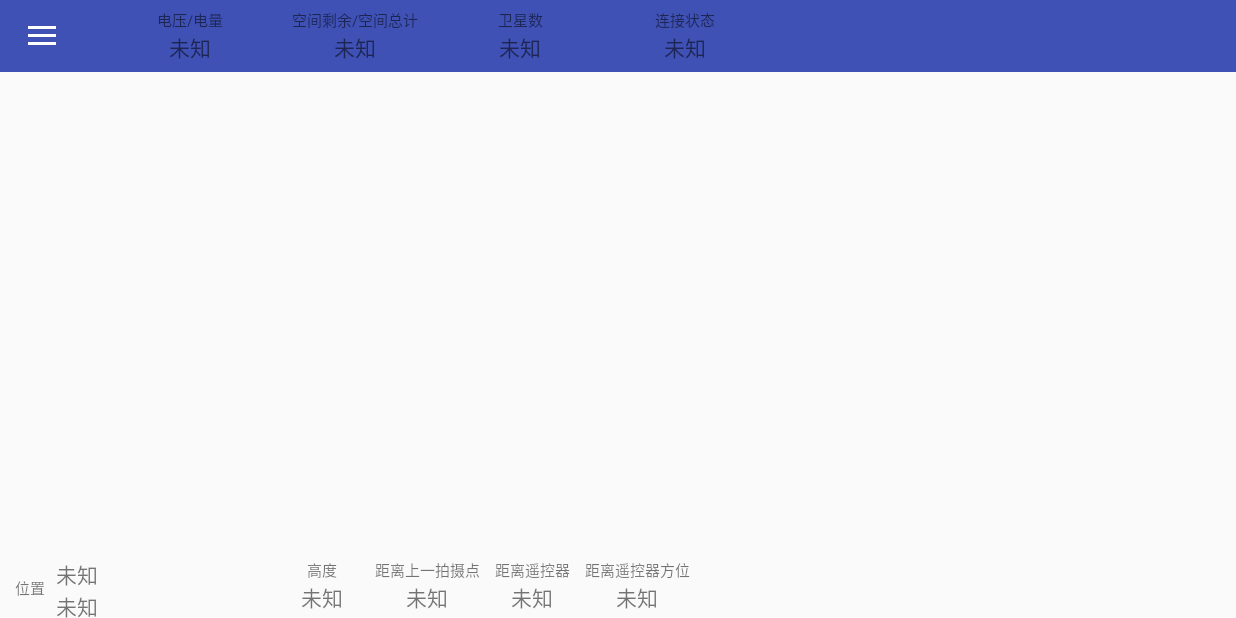
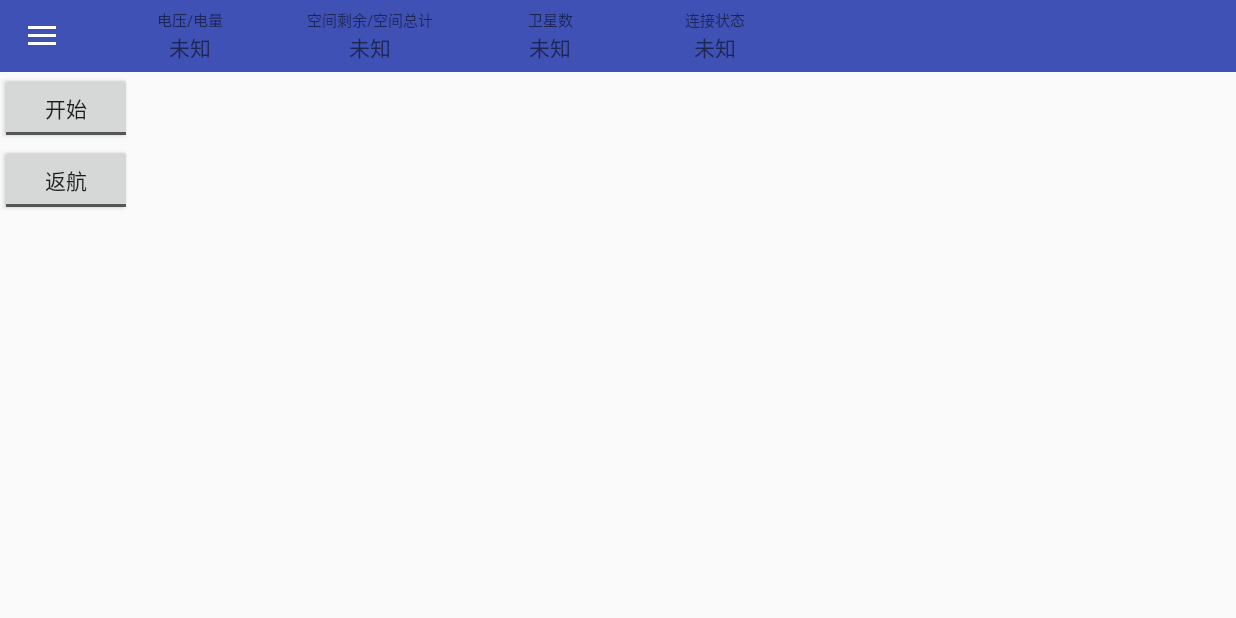
Before and after one commit to WangWeight/hanyupinyin, an Android app: the fragment MissionFrg placed in its activity, on a phone screen of 824 x 412 dp (held sideways). Run offline under Robolectric (Android 15) with nearby library versions, the phone set to English and light mode, and no system bars; libraries missing offline, so code that uses them is left out: com.amap.api, dji.sdk, dji.sdk.base, dji.sdk.util; 26 statements that could not run were skipped.

```diff
--- a/app/src/main/java/com/ev4ngel/autofly_prj/PositionFrg.java
+++ b/app/src/main/java/com/ev4ngel/autofly_prj/PositionFrg.java
@@ -24,7 +24,7 @@ public class PositionFrg extends Fragment {
     @Nullable
     @Override
     public View onCreateView(LayoutInflater inflater, ViewGroup container, Bundle savedInstanceState) {
-        View v=inflater.inflate(R.layout.postionfrg_layout,container,false);
+        View v=inflater.inflate(R.layout.positionfrg_layout,container,false);
         lat_tv=(TextView)v.findViewById(R.id.pos_lat_tv_id);
         lng_tv=(TextView)v.findViewById(R.id.pos_lng_tv_id);
         alt_tv=(TextView)v.findViewById(R.id.pos_alt_tv_id);
--- a/app/src/main/java/com/ev4ngel/autofly_prj/ProjectFragment.java
+++ b/app/src/main/java/com/ev4ngel/autofly_prj/ProjectFragment.java
@@ -161,6 +161,7 @@ public class ProjectFragment extends Fragment implements
         }
     }
 
+
     @Override
     public boolean onItemLongClick(AdapterView<?> parent, View view, int position, long id) {
         mItem_index=position;
@@ -173,6 +174,10 @@ public class ProjectFragment extends Fragment implements
         mItem_index=position;
         open_prj_ad.show();
     }
+            public void setOnLoadProjectListener(OnLoadProjectListener l){
+                mListener=l;
+            }
+
     public Project getProjectInstance() {
         return mPrj;
     }
--- a/app/src/main/java/com/ev4ngel/myapplication/FragmentShower.java
+++ b/app/src/main/java/com/ev4ngel/myapplication/FragmentShower.java
@@ -21,6 +21,29 @@ public class FragmentShower {
     {
         mFm.beginTransaction().add(container_id, f, tag).commit();
         fragments.add(f);
+        return this;
+    }
+    public FragmentShower add(int container_id,Fragment f,String tag,boolean alwaysShow)
+    {
+        if(alwaysShow){
+            mFm.beginTransaction().add(container_id, f, tag).commit();
+        }
+        return this;
+    }
+    public FragmentShower show(String[] tags)
+    {
+        FragmentTransaction ft=mFm.beginTransaction();
+        for(Fragment ff:fragments)
+        {
+            for(String tag:tags) {
+                if (ff.getTag().equals(tag)) {
+                    ft.show(ff);
+                } else {
+                    ft.hide(ff);
+                }
+            }
+        }
+        ft.commit();
         return this;
     }
     public FragmentShower show(Fragment f)
--- a/app/src/main/java/com/ev4ngel/myapplication/MainActivity.java
+++ b/app/src/main/java/com/ev4ngel/myapplication/MainActivity.java
@@ -87,6 +87,9 @@ public class MainActivity extends AppCompatActivity
     ///tags setting
     String prj_frg_tag="prj_frg";
     String map_frg_tag="map_frg";
+    String state_frg_tag="state_frg";
+    String position_frg_tag="position_frg";
+    String mission_frg_tag="mission_frg";
     Project mProject=null;
     //views
     private ArrayList<ArrayList<DJIFlightControllerDataType.DJILocationCoordinate3D>> missionLocations;
@@ -147,14 +150,10 @@ public class MainActivity extends AppCompatActivity
 
 
     public void registerUiListener() {
+        mProjectFrg.setOnLoadProjectListener(this);
         mProjectFrg.getProjectInstance().setOnProjectLoad(this);
         mMapFrg.setOnSaveWayPointListener(this);
         mMissionFrg.setOnPrepareMissionListener(this);
-
-        //startFab.setOnClickListener(this);
-        //pauseFab.setOnClickListener(this);
-        //resumeFab.setOnClickListener(this);
-
     }
 
     private DJIBaseProduct getProduct() {
@@ -212,6 +211,8 @@ public class MainActivity extends AppCompatActivity
         if(AutoflyApplication.getHandHeldInstance()!=null){
             if(remote==null)
                 remote=AutoflyApplication.getAircraftInstance().getRemoteController();
+            if(remote==null)
+                Tools.showToast(getApplicationContext(),"RC fail");
         }
     }
     private void getFlightController()//初始化飞控
@@ -277,15 +278,18 @@ public class MainActivity extends AppCompatActivity
         initUi();
         mProjectFrg=new ProjectFragment();
         mMapFrg=new MapFrg();
+        mStateFrg=new StateFrg();
+        mPositionFrg=new PositionFrg();
+        mMissionFrg=new MissionFrg();
         mFrgShow=new FragmentShower(getFragmentManager());
         mFrgShow.add(R.id.prj_frg,mProjectFrg,prj_frg_tag)
                 .add(R.id.map_frg,mMapFrg,map_frg_tag)
-                .show(mProjectFrg);
-        mStateFrg=new StateFrg();
-        mPositionFrg=new PositionFrg();
-        getFragmentManager().beginTransaction().add(R.id.state_frg,mStateFrg,"state_frg").add(R.id.position_frg,mPositionFrg,"position_frg").commit();
-        mMissionFrg=new MissionFrg();
+                .add(R.id.mission_frg, mMissionFrg, mission_frg_tag)
+                .add(R.id.position_frg, mPositionFrg, position_frg_tag)
+                .add(R.id.state_frg, mStateFrg, state_frg_tag, true)
+                .show(new String[]{prj_frg_tag});
 
+        //getFragmentManager().beginTransaction().add(R.id.state_frg,mStateFrg,"state_frg").commit();
         if(mCM==null) {
             mCM = new CustomMission();
             mCM.setOnNewPictureListener(this);
@@ -363,13 +367,13 @@ public class MainActivity extends AppCompatActivity
 
         if (id == R.id.nav_project) {
             // Handle the camera action
-            mFrgShow.show(mProjectFrg);
+            mFrgShow.show(new String[]{prj_frg_tag});
         } else if (id == R.id.nav_airline) {
             mMapFrg.setMode(MapMode.Design);
-            mFrgShow.show(mMapFrg);
+            mFrgShow.show(new String[]{map_frg_tag});
         } else if (id == R.id.nav_cam_or_map) {
             mMapFrg.setMode(MapMode.Reference);
-            mFrgShow.show(mMapFrg);
+            mFrgShow.show(new String[]{map_frg_tag,position_frg_tag,mission_frg_tag});
         } else if (id == R.id.nav_settings) {
 
         } else if (id == R.id.nav_share) {
--- a/app/src/main/java/com/ev4ngel/myapplication/MapFrg.java
+++ b/app/src/main/java/com/ev4ngel/myapplication/MapFrg.java
@@ -105,11 +105,11 @@ public class MapFrg extends Fragment implements
     }
     public void updatePlane(LatLng pos,float angle)
     {
-
-        mPlane.setPosition(MapFrg.fromGPSToMar(pos));
+        LatLng tmp=MapFrg.fromGPSToMar(pos);
+        mPlane.setPosition(tmp);
         mPlane.setRotateAngle(angle);
         if(!isLocating)
-            moveTo(pos);
+            moveTo(tmp);
         isLocating=true;
     }
 
@@ -120,6 +120,7 @@ public class MapFrg extends Fragment implements
             startPoint = mArea.area_points.get(0);
         if (mWayPoints_string.size() > 0) {
             mMap.clear();
+
         }
         mWayPoints_latlng = cb.calcNearestPlanPointList(mArea.area_points.get(0),
                 mArea.area_points.get(1),
--- a/app/src/main/java/com/ev4ngel/myapplication/MissionFrg.java
+++ b/app/src/main/java/com/ev4ngel/myapplication/MissionFrg.java
@@ -10,6 +10,7 @@ import android.view.View;
 import android.view.ViewGroup;
 import android.widget.SeekBar;
 import android.widget.TextView;
+import android.widget.ToggleButton;
 
 import com.ev4ngel.autofly_prj.OnLoadProjectListener;
 import com.ev4ngel.autofly_prj.OnPrepareMissionListener;
@@ -25,12 +26,15 @@ public class MissionFrg extends Fragment implements View.OnClickListener,DialogI
     TextView fly_speed_tv;
     TextView rotate_speed_tv;
     TextView return_height_tv;
-
+    ToggleButton mission_opt_tb;
+    ToggleButton gohome_opt_tb;
     AlertDialog ask_dialog;
     @Nullable
     @Override
     public View onCreateView(LayoutInflater inflater, ViewGroup container, Bundle savedInstanceState) {
         View layout=inflater.inflate(R.layout.frg_mission_layout,container,false);
+        mission_opt_tb=(ToggleButton)layout.findViewById(R.id.mission_opt_tb);
+        gohome_opt_tb=(ToggleButton)layout.findViewById(R.id.gohome_opt_tb);
         View v=LayoutInflater.from(getActivity()).inflate(R.layout.frg_missionfrg_dialog,null);
         ask_dialog=new AlertDialog.Builder(getActivity())
                 .setTitle("确定信息")
@@ -55,7 +59,8 @@ public class MissionFrg extends Fragment implements View.OnClickListener,DialogI
 
     public void init_listeners()
     {
-
+        gohome_opt_tb.setOnClickListener(this);
+        mission_opt_tb.setOnClickListener(this);
     }
     public void setFly_speed(float value)
     {
@@ -64,13 +69,24 @@ public class MissionFrg extends Fragment implements View.OnClickListener,DialogI
     }
     public void setReturn_height(int value)
     {
-        return_height_tv.setText(value+"m/s");
+        return_height_tv.setText(value + "m/s");
         return_height_sb.setProgress(value);
     }
 
     @Override
     public void onClick(View v) {
+        if(v.getId()==gohome_opt_tb.getId())
+        {
 
+        }else{
+            if(v.getId()==mission_opt_tb.getId()){
+                if(mission_opt_tb.isChecked()){
+                    ask_dialog.show();
+                }else{
+                    mListener.onPrepareMission(0,0,2);
+                }
+            }
+        }
     }
 
     @Override
@@ -79,6 +95,8 @@ public class MissionFrg extends Fragment implements View.OnClickListener,DialogI
         {
             if(which==DialogInterface.BUTTON_POSITIVE){
                 mListener.onPrepareMission(fly_speed_sb.getProgress(),return_height_sb.getProgress(),0);
+            }else{
+                mission_opt_tb.setChecked(false);
             }
         }
     }
--- a/app/src/main/res/layout/app_bar_main.xml
+++ b/app/src/main/res/layout/app_bar_main.xml
@@ -6,22 +6,6 @@
     android:theme="@style/AppTheme.AppBarOverlay"
     android:layout_width="match_parent"
     android:layout_height="match_parent">
-<!--
-<android.support.design.widget.CoordinatorLayout xmlns:android="http://schemas.android.com/apk/res/android"
-    xmlns:app="http://schemas.android.com/apk/res-auto"
-    xmlns:tools="http://schemas.android.com/tools"
-    android:layout_width="match_parent"
-    android:layout_height="match_parent"
-    android:fitsSystemWindows="true"
-    tools:context="com.ev4ngel.myapplication.MainActivity"
-    >
-
-    <android.support.design.widget.AppBarLayout
-        android:layout_width="match_parent"
-        android:layout_height="wrap_content"
-        android:layout_alignParentTop="true"
-        android:theme="@style/AppTheme.AppBarOverlay">-->
-
     <android.support.v7.widget.Toolbar
             android:id="@+id/toolbar"
             android:layout_width="match_parent"
@@ -52,10 +36,13 @@
         android:layout_width="match_parent"
         android:layout_height="wrap_content"
         android:layout_alignParentBottom="true"
+        android:layout_centerHorizontal="true"
         android:id="@+id/position_frg"/>
-    <!--   </android.support.design.widget.AppBarLayout>
+    <FrameLayout
+        android:layout_width="70dp"
+        android:layout_height="wrap_content"
+        android:id="@+id/mission_frg"
+        android:layout_alignParentLeft="true"
+        android:layout_centerVertical="true"/>
 
-
-   </android.support.design.widget.CoordinatorLayout>
-   -->
 </RelativeLayout>
--- a/app/src/main/res/layout/frg_mission_layout.xml
+++ b/app/src/main/res/layout/frg_mission_layout.xml
@@ -3,5 +3,18 @@
               android:orientation="vertical"
               android:layout_width="match_parent"
               android:layout_height="match_parent">
-
+    <ToggleButton
+        android:layout_width="wrap_content"
+        android:layout_height="wrap_content"
+        android:textOff="开始"
+        android:textOn="暂停"
+        android:id="@+id/mission_opt_tb"
+        android:checked="false"/>
+    <ToggleButton
+        android:layout_width="wrap_content"
+        android:layout_height="wrap_content"
+        android:textOn="返航中"
+        android:textOff="返航"
+        android:id="@+id/gohome_opt_tb"
+        android:checked="false"/>
 </LinearLayout>
--- a/app/src/main/res/layout/postionfrg_layout.xml
+++ b/app/src/main/res/layout/positionfrg_layout.xml
@@ -4,8 +4,9 @@
               android:layout_width="match_parent"
               android:layout_height="40dp"
               android:layout_centerVertical="true"
-              android:layout_marginLeft="10dp"
-              android:layout_marginTop="10dp">
+              android:paddingLeft="10dp"
+              android:paddingTop="5dp"
+    android:background="@color/colorWhiteOpt">
     <TextView
         android:layout_width="wrap_content"
         android:layout_height="match_parent"
--- a/app/src/main/res/layout/statefrg_layout.xml
+++ b/app/src/main/res/layout/statefrg_layout.xml
@@ -1,7 +1,7 @@
 <?xml version="1.0" encoding="utf-8"?>
 <LinearLayout xmlns:android="http://schemas.android.com/apk/res/android"
-              android:layout_width="match_parent"
-              android:layout_height="match_parent"
+              android:layout_width="wrap_content"
+              android:layout_height="wrap_content"
               android:orientation="horizontal">
     <LinearLayout
         android:layout_width="@dimen/statefrg_width"
@@ -26,7 +26,7 @@
 
     </LinearLayout>
     <LinearLayout
-        android:layout_width="@dimen/statefrg_width"
+        android:layout_width="130dp"
         android:layout_height="wrap_content"
         android:id="@+id/title1"
         android:orientation="vertical"
--- a/app/src/main/res/values/colors.xml
+++ b/app/src/main/res/values/colors.xml
@@ -8,4 +8,5 @@
     <color name="black_overlay">#66000000</color>
     <color name="colorWhite">#ffffff</color>
     <color name="colorBlack">#000000</color>
+    <color name="colorWhiteOpt">#b8ffc7d6</color>
 </resources>
```
Lines whose indentation alone changed are shown as unchanged.
